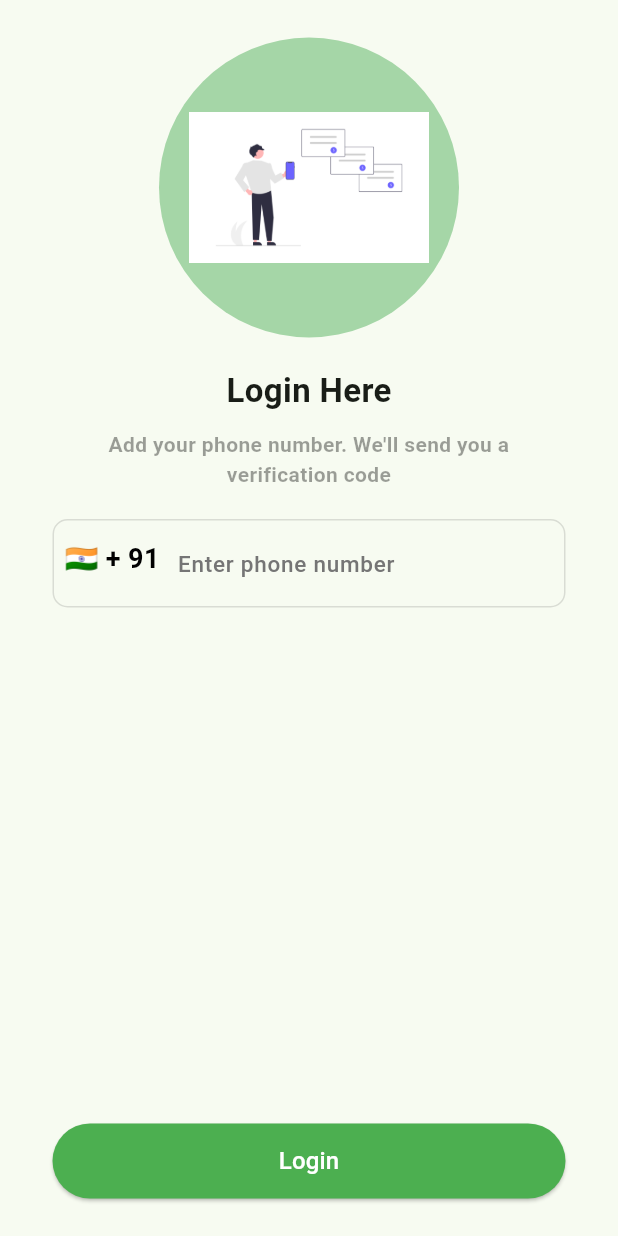
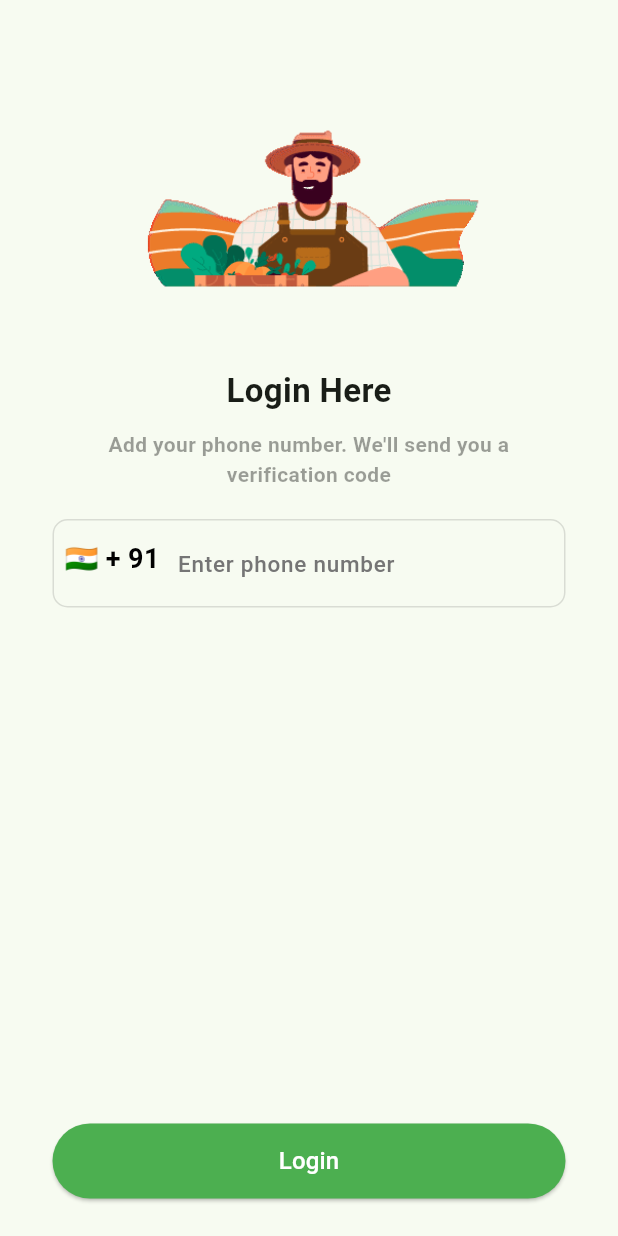
Before and after one commit to RaunakSeth/TempSoach, a Flutter app: the screen it shows after launch, after a tap on "If you are already registered click here", on a phone screen of 412 x 824 dp. Run offline on Flutter 3.47's test engine with Material 3 defaults, Android fonts, the phone set to English and light mode, and no system bars; our stand-ins replace animated_notch_bottom_bar, auto_size_text, cached_network_image, carousel_slider, country_picker, dio and 10 more; project files that could hold a hidden picture were left out.

Commit message:
ui fixes2.0

```diff
--- a/lib/screens/Home_screen/HomeScreen.dart
+++ b/lib/screens/Home_screen/HomeScreen.dart
@@ -257,8 +257,8 @@ class _HomeScreenState extends State<HomeScreen> {
               const SizedBox(height: 20),
               SizedBox(height: MediaQuery.of(context).size.height * 0.01),
               Container(
-                width: MediaQuery.of(context).size.width * 0.9, // Adjust width relative to screen width
-                height: innerContainerHeight * 0.9,
+                width: MediaQuery.of(context).size.width * 0.90, // Adjust width relative to screen width
+                height: innerContainerHeight * 1.0,
                 padding: const EdgeInsets.all(12),
                 decoration: AppDecoration.gradientGreenToGreenE.copyWith(
                   borderRadius: BorderRadiusStyle.roundedBorder12,
--- a/lib/screens/Login/Login_Screen.dart
+++ b/lib/screens/Login/Login_Screen.dart
@@ -68,17 +68,9 @@ class _Login_ScreenState extends State<Login_Screen> {
             padding: const EdgeInsets.symmetric(vertical: 25, horizontal: 35),
             child: Column(
               children: [
-                Container(
-                  width: 200,
+                Image.asset(
+                  "assets/asset3.gif",
                   height: 200,
-                  padding: const EdgeInsets.all(20.0),
-                  decoration: BoxDecoration(
-                    shape: BoxShape.circle,
-                    color: Colors.green.shade200,
-                  ),
-                  child: Image.asset(
-                    "assets/register.png",
-                  ),
                 ),
                 const SizedBox(height: 20),
                 const Text(
--- a/lib/screens/WelcomeScreen.dart
+++ b/lib/screens/WelcomeScreen.dart
@@ -35,40 +35,47 @@ class _WelcomeScreenState extends State<WelcomeScreen> {
       body: SafeArea(
         child: Center(
           child: Padding(
-            padding: const EdgeInsets.symmetric(vertical:  25, horizontal: 35),
+            padding: const EdgeInsets.only(top: 175, bottom: 30,left: 35, right: 35),
             child: Column(
-              mainAxisAlignment: MainAxisAlignment.center ,
               children: [
-                Image.asset(
-                  "assets/asset3.gif",
-                  height: 300,
-                ),
-                const SizedBox(height: 20),
                 const Text(
-                  "Let's get started",
+                  "Welcome to VFGA",
                   style: TextStyle(
-                    fontSize: 20,
+                    fontSize: 32,
                     fontWeight: FontWeight.bold,
                   ),
                 ),
                 const SizedBox(height: 10),
-                const Text(
-                  "Jai Jawan! Jai Kisaan!",
-                  style: TextStyle(
-                    fontSize: 20,
-                    color: Colors.black38,
-                    fontWeight: FontWeight.bold,
-                  ),
+                Image.asset(
+                  "assets/vfgaLogo.png",
+                  height: 175,
                 ),
                 const SizedBox(height: 20),
-                //CustomButton
+                Row(
+                  mainAxisAlignment: MainAxisAlignment.center,
+                  children: [
+                    Text(
+                      "Powered By Soach",
+                      style: TextStyle(
+                        fontSize: 20,
+                        fontWeight: FontWeight.bold,
+                      ),
+                    ),
+                    SizedBox(
+                      height: 30,
+                      width: 30,
+                      child: Image.asset('assets/logo_soach.png'),
+                    ),
+                  ],
+                ),
+                const SizedBox(height: 175),
                 SizedBox(
                   width: double.infinity,
                   height: 50,
                   child: CustomButton(
                     onPressed: (){
                       Navigator.push(context, MaterialPageRoute(
-                          builder: (context)=>  Register_Screen(),
+                        builder: (context)=>  Register_Screen(),
                       ),
                       );
                     },
--- a/lib/screens/comunityScreen.dart
+++ b/lib/screens/comunityScreen.dart
@@ -30,13 +30,13 @@ class _CommunityScreenState extends State<CommunityScreen> {
   Widget build(BuildContext context) {
     return Scaffold(
       appBar: AppBar(
-        toolbarHeight: MediaQuery.of(context).size.height * 0.08,
+        toolbarHeight: MediaQuery.of(context).size.height * 0.10,
         automaticallyImplyLeading: false,
         backgroundColor: Colors.transparent,
         elevation: 0.0,
         flexibleSpace: ClipPath(
           child: Container(
-            height: MediaQuery.of(context).size.height * 0.12,
+            height: MediaQuery.of(context).size.height * 0.14,
             width: MediaQuery.of(context).size.width,
             decoration: const BoxDecoration(
               borderRadius: BorderRadius.only(
@@ -49,7 +49,7 @@ class _CommunityScreenState extends State<CommunityScreen> {
                 children: [
                   SizedBox(height: 15,),
                   Padding(
-                    padding: EdgeInsets.symmetric(vertical: 16,horizontal: 24),
+                    padding: EdgeInsets.only(top: 28, left: 16, right: 16),
                     child: Row(
                       crossAxisAlignment: CrossAxisAlignment.center,
                       mainAxisAlignment: MainAxisAlignment.spaceBetween,
--- a/pubspec.yaml
+++ b/pubspec.yaml
@@ -57,6 +57,7 @@ dependencies:
   flutter_spinkit: ^5.2.1
   flutter_secure_storage: ^9.0.0
   auto_size_text: ^3.0.0
+  carousel_slider: ^4.2.1
 
 
 dev_dependencies:
```
Also changed, not shown: lib/screens/Login/VerifyScreen.dart (+10 -19 lines), lib/screens/transactionScreen.dart (+7 -10 lines), lib/widgets/customButton2.dart (added, +97 -0 lines), assets/appBarLogo.png (added), assets/asset4.png (added), assets/frame1.png (added), assets/frame2.png (added), assets/frame3.png (added), assets/frame4.png (added), assets/frame5.png (added), assets/frame6.png (added), assets/vfgaLogo.png (added), pubspec.lock. Lines whose indentation alone changed are shown as unchanged.
